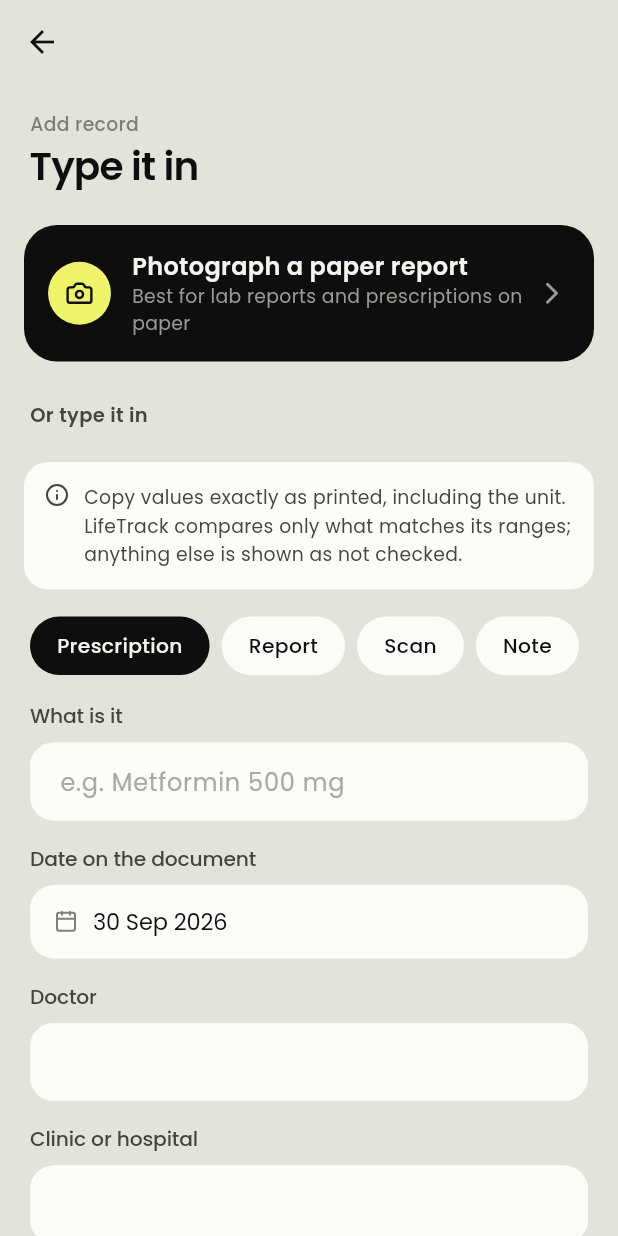
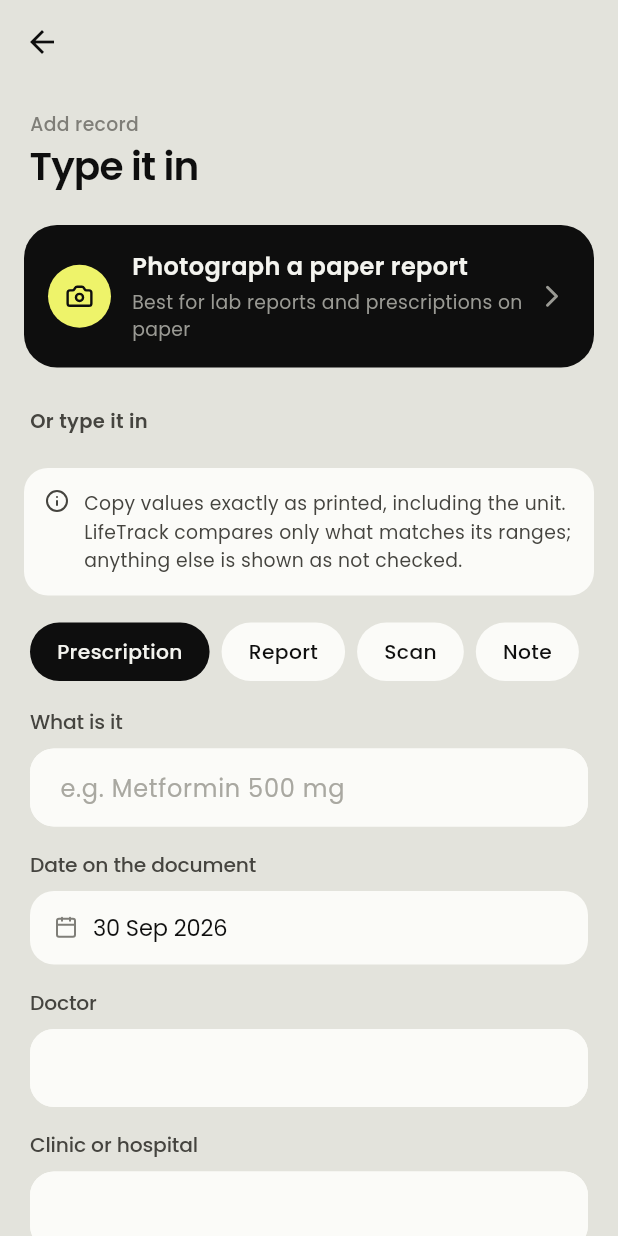
Before and after one commit to anishraj2347-gif/lifetrack-health, a Flutter app: the AddRecordScreen screen opened directly, on a phone screen of 412 x 824 dp. Run offline on Flutter 3.47's test engine with Material 3 defaults, Android fonts, the phone set to English and light mode, and no system bars; our stand-ins replace flutter_secure_storage, image_picker, lucide_icons_flutter, qr_flutter, shared_preferences; missing offline and left inert: cryptography, flutter_zxing; accounts and stored records are empty.

Commit message:
Give crowded cards and buttons room to breathe
4 px between card titles and their descriptions, 12 px between stacked cards,
and 6 px above and below buttons that sat directly between cards.

Co-Authored-By: Claude Opus 5.5 <noreply@anthropic.com>

```diff
--- a/app/lib/src/ui/screens/add_record_screen.dart
+++ b/app/lib/src/ui/screens/add_record_screen.dart
@@ -84,6 +84,7 @@ class _AddRecordScreenState extends State<AddRecordScreen> {
               Expanded(
                 child: Column(crossAxisAlignment: CrossAxisAlignment.start, children: [
                   Text('Photograph a paper report', style: TextStyle(fontSize: 16, fontWeight: FontWeight.w600, color: LT.onDark)),
+                  SizedBox(height: 4),
                   Text('Best for lab reports and prescriptions on paper', style: TextStyle(fontSize: 12.5, color: LT.onDarkMuted)),
                 ]),
               ),
--- a/app/lib/src/ui/screens/family_link_screens.dart
+++ b/app/lib/src/ui/screens/family_link_screens.dart
@@ -186,6 +186,7 @@ Widget _tick(String title, String sub, bool value, ValueChanged<bool> onChanged)
         Expanded(
           child: Column(crossAxisAlignment: CrossAxisAlignment.start, children: [
             Text(title, style: LT.label),
+            const SizedBox(height: 4),
             Text(sub, style: LT.small),
           ]),
         ),
@@ -220,6 +221,7 @@ class LinkedAdultsSection extends StatelessWidget {
                 Expanded(
                   child: Column(crossAxisAlignment: CrossAxisAlignment.start, children: [
                     Text(l.name, style: LT.label.copyWith(fontWeight: FontWeight.w600)),
+                    const SizedBox(height: 4),
                     Text(theirLine(l), style: LT.small),
                   ]),
                 ),
@@ -227,7 +229,7 @@ class LinkedAdultsSection extends StatelessWidget {
               ]),
             ),
           Padding(
-            padding: const EdgeInsets.fromLTRB(16, 0, 16, 0),
+            padding: const EdgeInsets.fromLTRB(16, 6, 16, 6),
             child: SlabButton('Join a family', variant: ButtonVariant.outline, icon: LucideIcons.scanLine, onPressed: () async {
               await Navigator.of(context).push(MaterialPageRoute<void>(builder: (_) => const JoinFamilyScreen()));
               if (context.mounted) AppScope.changed(context);
--- a/app/lib/src/ui/screens/originals_viewer.dart
+++ b/app/lib/src/ui/screens/originals_viewer.dart
@@ -86,6 +86,7 @@ class OriginalsStrip extends StatelessWidget {
                   Expanded(
                     child: Column(crossAxisAlignment: CrossAxisAlignment.start, children: [
                       Text('Original ${record.kind == RecordKind.prescription ? 'prescription' : 'report'}', style: LT.label.copyWith(fontWeight: FontWeight.w600)),
+                      const SizedBox(height: 4),
                       Text('${pages.length} page${pages.length == 1 ? '' : 's'} · tap to view and zoom', style: LT.small),
                     ]),
                   ),
--- a/app/lib/src/ui/screens/scan_report_screen.dart
+++ b/app/lib/src/ui/screens/scan_report_screen.dart
@@ -241,7 +241,7 @@ class _ScanReportScreenState extends State<ScanReportScreen> {
               ]),
             ),
           Padding(
-            padding: const EdgeInsets.fromLTRB(16, 0, 16, 0),
+            padding: const EdgeInsets.fromLTRB(16, 6, 16, 6),
             child: SlabButton('Add a value', variant: ButtonVariant.outline, icon: LucideIcons.plus, onPressed: () => setState(() => _values.add(_Value()))),
           ),
         ],
--- a/app/lib/src/ui/screens/share_screen.dart
+++ b/app/lib/src/ui/screens/share_screen.dart
@@ -62,6 +62,7 @@ class ShareScreen extends StatelessWidget {
           Expanded(
             child: Column(crossAxisAlignment: CrossAxisAlignment.start, children: [
               Text('Show on my phone', style: TextStyle(fontSize: 16, fontWeight: FontWeight.w600, color: LT.onDark)),
+              SizedBox(height: 4),
               Text('Hand the phone to the doctor. Nothing is sent.', style: TextStyle(fontSize: 12.5, color: LT.onDarkMuted)),
             ]),
           ),
@@ -80,6 +81,7 @@ class ShareScreen extends StatelessWidget {
             Expanded(
               child: Column(crossAxisAlignment: CrossAxisAlignment.start, children: [
                 Text('Share with a doctor', style: LT.label),
+                SizedBox(height: 4),
                 Text("Scan their verified code; it's encrypted to their device", style: LT.small),
               ]),
             ),
@@ -87,7 +89,7 @@ class ShareScreen extends StatelessWidget {
           ]),
         ),
         Padding(
-          padding: const EdgeInsets.fromLTRB(16, 0, 16, 0),
+          padding: const EdgeInsets.fromLTRB(16, 6, 16, 6),
           child: SlabButton('Check for updates', variant: ButtonVariant.outline, icon: LucideIcons.inbox, onPressed: () async {
             final msg = ScaffoldMessenger.of(context);
             try {
@@ -126,7 +128,7 @@ class ShareScreen extends StatelessWidget {
             Expanded(
               child: Column(crossAxisAlignment: CrossAxisAlignment.start, children: [
                 Text(describeActor(g.grantedToActorId), style: LT.label),
-                const SizedBox(height: 3),
+                const SizedBox(height: 4),
                 Text(g.levels.isNotEmpty ? levelsLabel(g.levels) : g.scopes.map((c) => dataClassNames[c]).join(', '), style: LT.small),
                 const SizedBox(height: 8),
                 Badge2('Until ${dateTime(g.expiresAt)}', tone: BadgeTone.outline),
--- a/app/lib/src/ui/widgets/parts.dart
+++ b/app/lib/src/ui/widgets/parts.dart
@@ -143,7 +143,7 @@ class Badge2 extends StatelessWidget {
 
 /// shadcn Card.
 class ShadCard extends StatelessWidget {
-  const ShadCard({super.key, required this.child, this.onTap, this.margin = const EdgeInsets.fromLTRB(16, 0, 16, 10), this.padding = const EdgeInsets.all(16), this.color = LT.surface, this.borderColor});
+  const ShadCard({super.key, required this.child, this.onTap, this.margin = const EdgeInsets.fromLTRB(16, 0, 16, 12), this.padding = const EdgeInsets.all(16), this.color = LT.surface, this.borderColor});
   final Widget child;
   final VoidCallback? onTap;
   final EdgeInsets margin;
--- a/app/lib/src/ui/widgets/summary_view.dart
+++ b/app/lib/src/ui/widgets/summary_view.dart
@@ -136,6 +136,7 @@ class SummaryView extends StatelessWidget {
         padding: const EdgeInsets.symmetric(vertical: 6),
         child: Column(crossAxisAlignment: CrossAxisAlignment.start, children: [
           Text(main, style: LT.label.copyWith(fontWeight: FontWeight.w600, color: quiet ? LT.ink3 : LT.ink)),
+          const SizedBox(height: 4),
           if (sub.isNotEmpty) Text(sub, style: LT.small.copyWith(fontSize: 12)),
         ]),
       );
```
Also changed, not shown: app/lib/src/ui/screens/me_screen.dart (+4 -3 lines).
